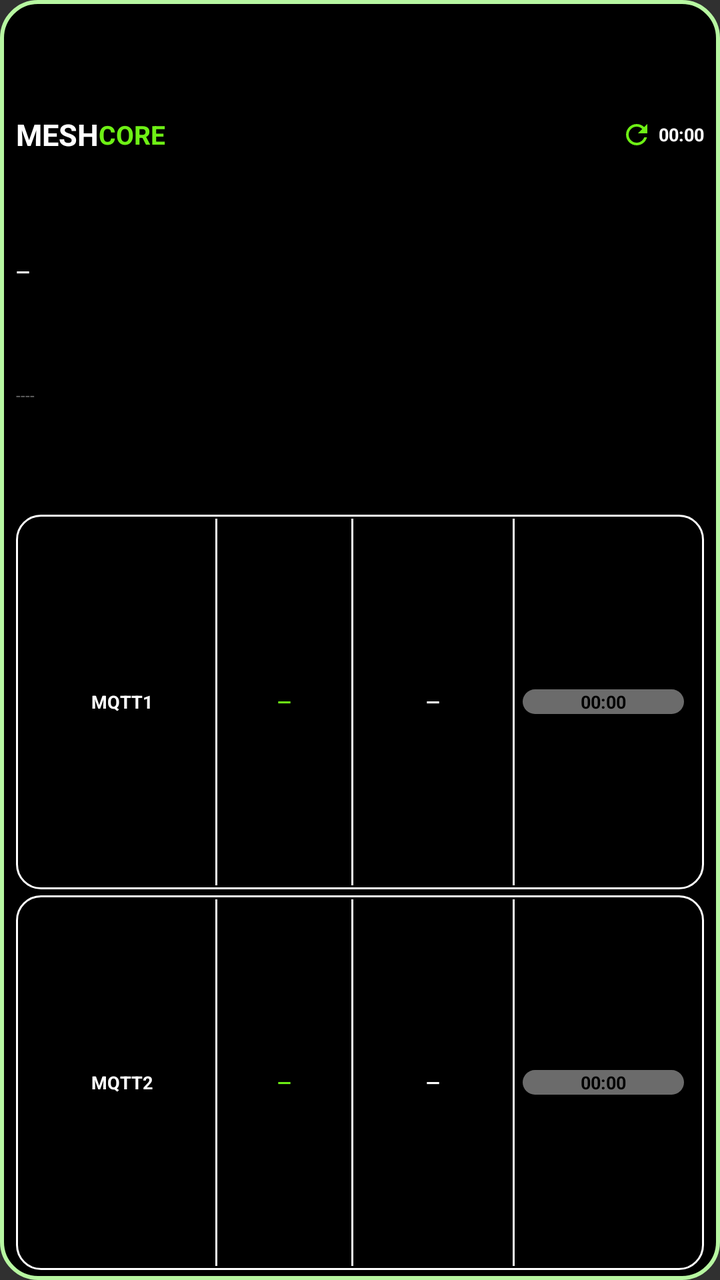
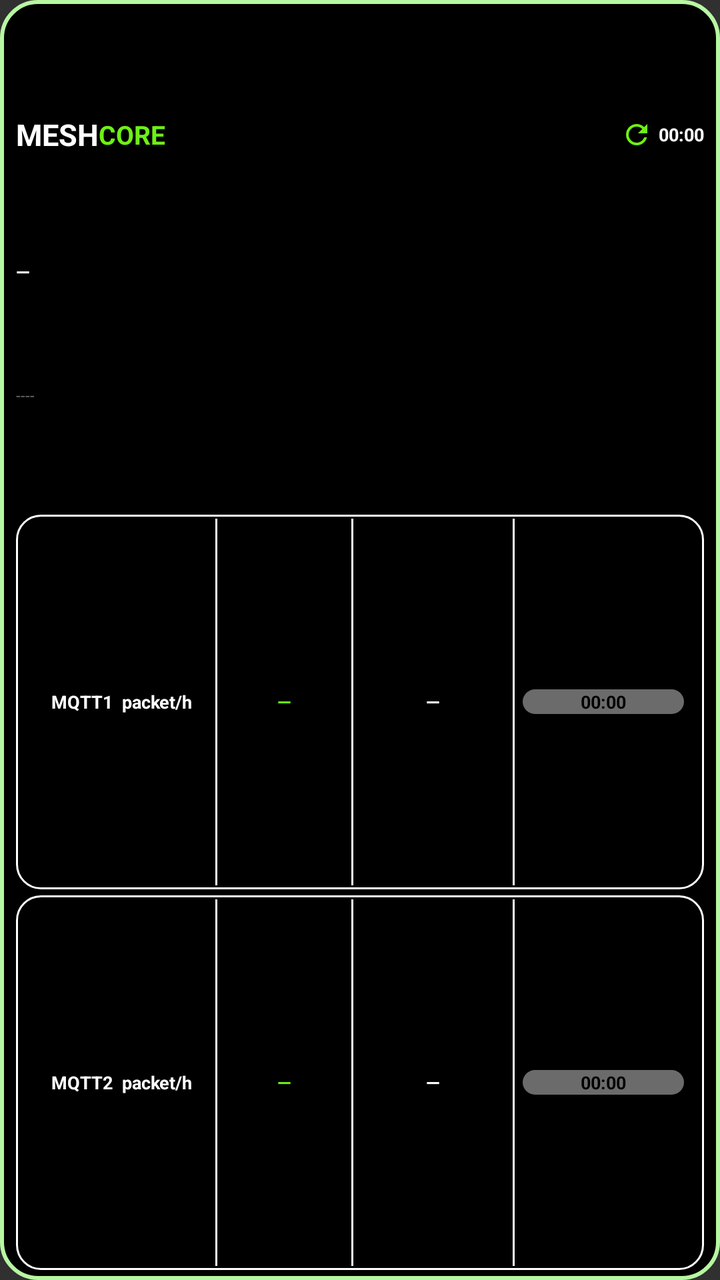

Before-and-after screenshots of an Android layout around one commit, followed by the original layout XML and the change that was made.
<!-- AndroidManifest.xml: application theme android:Theme.Material.NoActionBar -->
<!-- res/layout/widget_observer_compact.xml -->
<?xml version="1.0" encoding="utf-8"?>
<LinearLayout xmlns:android="http://schemas.android.com/apk/res/android"
    android:id="@+id/widget_root"
    android:layout_width="match_parent"
    android:layout_height="match_parent"
    android:orientation="vertical"
    android:paddingStart="8dp" android:paddingEnd="8dp" android:paddingTop="5dp" android:paddingBottom="5dp"
    android:background="@drawable/widget_bg">

    <LinearLayout android:layout_width="match_parent" android:layout_height="0dp" android:layout_weight="2"
        android:orientation="horizontal" android:gravity="center_vertical">
        <TextView android:layout_width="wrap_content" android:layout_height="wrap_content" android:text="MESH" android:textColor="#FFFFFF" android:textStyle="bold" android:textSize="15sp" android:maxLines="1"/>
        <TextView android:layout_width="wrap_content" android:layout_height="wrap_content" android:text="CORE" android:textColor="#6EF015" android:textStyle="bold" android:textSize="13sp" android:maxLines="1"/>
        <FrameLayout android:layout_width="0dp" android:layout_height="1dp" android:layout_weight="1"/>
        <ImageView android:id="@+id/refresh_icon" android:layout_width="16dp" android:layout_height="16dp" android:layout_marginStart="6dp"
            android:src="@drawable/ic_refresh" android:contentDescription="@null"/>
        <ProgressBar android:id="@+id/refresh_spinner" style="?android:attr/progressBarStyleSmall"
            android:layout_width="16dp" android:layout_height="16dp" android:indeterminate="true"
            android:indeterminateTint="#FFFF9500" android:visibility="gone"/>
        <Chronometer android:id="@+id/interval_text" android:layout_width="wrap_content" android:layout_height="wrap_content"
            android:layout_marginStart="3dp" android:textColor="#FFFFFF" android:textStyle="bold" android:textSize="9sp" android:maxLines="1" android:format="%02ds"/>
    </LinearLayout>

    <LinearLayout android:layout_width="match_parent" android:layout_height="0dp" android:layout_weight="2"
        android:orientation="vertical" android:gravity="center_vertical">
        <TextView android:id="@+id/obs_name" android:layout_width="match_parent" android:layout_height="0dp" android:layout_weight="1"
            android:text="—" android:textColor="#FFFFFF" android:textStyle="bold" android:textSize="9sp" android:maxLines="1" android:ellipsize="end"/>
        <TextView android:id="@+id/obs_hash" android:layout_width="match_parent" android:layout_height="0dp" android:layout_weight="1"
            android:text="----" android:textColor="#6B6B6B" android:textSize="8sp" android:maxLines="1" android:ellipsize="end"/>
    </LinearLayout>

    <LinearLayout android:layout_width="match_parent" android:layout_height="0dp" android:layout_weight="3"
        android:layout_marginTop="3dp" android:orientation="horizontal" android:gravity="center_vertical"
        android:background="@drawable/card_outline" android:paddingStart="6dp" android:paddingEnd="6dp" android:paddingTop="2dp" android:paddingBottom="2dp">
        <LinearLayout android:layout_width="0dp" android:layout_height="wrap_content" android:layout_weight="3.5" android:orientation="vertical">
            <TextView android:layout_width="match_parent" android:layout_height="wrap_content" android:id="@+id/m1_title" android:text="MQTT1" android:textColor="#FFFFFF" android:textStyle="bold" android:gravity="center" android:textSize="9sp" android:maxLines="1"/>
        </LinearLayout>
        <FrameLayout android:layout_width="1dp" android:layout_height="match_parent" android:background="#FFFFFF"/>
        <TextView android:id="@+id/m1_hour" android:layout_width="0dp" android:layout_height="wrap_content" android:layout_weight="2.5" android:gravity="center" android:text="—" android:textColor="#6EF015" android:textStyle="bold" android:textSize="9sp" android:maxLines="1" android:autoSizeTextType="uniform" android:autoSizeMinTextSize="5sp" android:autoSizeMaxTextSize="9sp" android:autoSizeStepGranularity="1sp"/>
        <LinearLayout android:id="@+id/m1_total_col" android:layout_width="0dp" android:layout_height="match_parent" android:layout_weight="3" android:orientation="horizontal" android:gravity="center_vertical">
            <FrameLayout android:layout_width="1dp" android:layout_height="match_parent" android:background="#FFFFFF"/>
            <TextView android:id="@+id/m1_total" android:layout_width="0dp" android:layout_height="wrap_content" android:layout_weight="1" android:gravity="center" android:text="—" android:textColor="#FFFFFF" android:textStyle="bold" android:textSize="9sp" android:maxLines="1" android:autoSizeTextType="uniform" android:autoSizeMinTextSize="5sp" android:autoSizeMaxTextSize="9sp" android:autoSizeStepGranularity="1sp"/>
        </LinearLayout>
        <FrameLayout android:layout_width="1dp" android:layout_height="match_parent" android:background="#FFFFFF"/>
        <Chronometer android:id="@+id/m1_last" android:layout_width="0dp" android:layout_height="wrap_content" android:layout_weight="3" android:layout_marginStart="4dp" android:layout_marginEnd="4dp" android:gravity="center" android:background="@drawable/pill_gray" android:text="—" android:textColor="#000000" android:textStyle="bold" android:textSize="9sp" android:maxLines="1" android:autoSizeTextType="uniform" android:autoSizeMinTextSize="7sp" android:autoSizeMaxTextSize="9sp" android:autoSizeStepGranularity="1sp" android:format="%s" />
    </LinearLayout>

    <LinearLayout android:layout_width="match_parent" android:layout_height="0dp" android:layout_weight="3"
        android:layout_marginTop="3dp" android:orientation="horizontal" android:gravity="center_vertical"
        android:background="@drawable/card_outline" android:paddingStart="6dp" android:paddingEnd="6dp" android:paddingTop="2dp" android:paddingBottom="2dp">
        <LinearLayout android:layout_width="0dp" android:layout_height="wrap_content" android:layout_weight="3.5" android:orientation="vertical">
            <TextView android:layout_width="match_parent" android:layout_height="wrap_content" android:id="@+id/m2_title" android:text="MQTT2" android:textColor="#FFFFFF" android:textStyle="bold" android:gravity="center" android:textSize="9sp" android:maxLines="1" android:autoSizeTextType="uniform" android:autoSizeMinTextSize="7sp" android:autoSizeMaxTextSize="9sp" android:autoSizeStepGranularity="1sp"/>
        </LinearLayout>
        <FrameLayout android:layout_width="1dp" android:layout_height="match_parent" android:background="#FFFFFF"/>
        <TextView android:id="@+id/m2_hour" android:layout_width="0dp" android:layout_height="wrap_content" android:layout_weight="2.5" android:gravity="center" android:text="—" android:textColor="#6EF015" android:textStyle="bold" android:textSize="9sp" android:maxLines="1" android:autoSizeTextType="uniform" android:autoSizeMinTextSize="5sp" android:autoSizeMaxTextSize="9sp" android:autoSizeStepGranularity="1sp"/>
        <LinearLayout android:id="@+id/m2_total_col" android:layout_width="0dp" android:layout_height="match_parent" android:layout_weight="3" android:orientation="horizontal" android:gravity="center_vertical">
            <FrameLayout android:layout_width="1dp" android:layout_height="match_parent" android:background="#FFFFFF"/>
            <TextView android:id="@+id/m2_total" android:layout_width="0dp" android:layout_height="wrap_content" android:layout_weight="1" android:gravity="center" android:text="—" android:textColor="#FFFFFF" android:textStyle="bold" android:textSize="9sp" android:maxLines="1" android:autoSizeTextType="uniform" android:autoSizeMinTextSize="5sp" android:autoSizeMaxTextSize="9sp" android:autoSizeStepGranularity="1sp"/>
        </LinearLayout>
        <FrameLayout android:layout_width="1dp" android:layout_height="match_parent" android:background="#FFFFFF"/>
        <Chronometer android:id="@+id/m2_last" android:layout_width="0dp" android:layout_height="wrap_content" android:layout_weight="3" android:layout_marginStart="4dp" android:layout_marginEnd="4dp" android:gravity="center" android:background="@drawable/pill_gray" android:text="—" android:textColor="#000000" android:textStyle="bold" android:textSize="9sp" android:maxLines="1" android:autoSizeTextType="uniform" android:autoSizeMinTextSize="7sp" android:autoSizeMaxTextSize="9sp" android:autoSizeStepGranularity="1sp" android:format="%s" />
    </LinearLayout>
</LinearLayout>
<!-- resources referenced by this layout -->
<resources>
  <!-- drawable card_outline (drawable) -->
  <?xml version="1.0" encoding="utf-8"?>
  <shape xmlns:android="http://schemas.android.com/apk/res/android" android:shape="rectangle">
      <solid android:color="#000000"/>
      <stroke android:width="1dp" android:color="#FFFFFF"/>
      <corners android:radius="12dp"/>
  </shape>
  <!-- drawable ic_refresh (drawable) -->
  <?xml version="1.0" encoding="utf-8"?>
  <vector xmlns:android="http://schemas.android.com/apk/res/android" android:width="24dp" android:height="24dp" android:viewportWidth="24" android:viewportHeight="24">
      <path android:fillColor="#6EF015" android:pathData="M17.65,6.35C16.2,4.9 14.21,4 12,4c-4.42,0 -7.99,3.58 -7.99,8s3.57,8 7.99,8c3.73,0 6.84,-2.55 7.73,-6h-2.08c-0.82,2.33 -3.04,4 -5.65,4 -3.31,0 -6,-2.69 -6,-6s2.69,-6 6,-6c1.66,0 3.14,0.69 4.22,1.78L13,11h7V4l-2.35,2.35z"/>
  </vector>
  <!-- drawable pill_gray (drawable) -->
  <?xml version="1.0" encoding="utf-8"?>
  <shape xmlns:android="http://schemas.android.com/apk/res/android" android:shape="rectangle">
      <solid android:color="#6B6B6B"/>
      <corners android:radius="11dp"/>
  </shape>
  <!-- drawable widget_bg (drawable) -->
  <?xml version="1.0" encoding="utf-8"?>
  <shape xmlns:android="http://schemas.android.com/apk/res/android" android:shape="rectangle">
      <solid android:color="#000000"/>
      <stroke android:width="2dp" android:color="#B7F7A1"/>
      <corners android:radius="18dp"/>
  </shape>
</resources>

<!-- the commit's change to res/layout/widget_observer_compact.xml (unified diff, before → after) -->
@@ -33,7 +33,7 @@
         android:layout_marginTop="3dp" android:orientation="horizontal" android:gravity="center_vertical"
         android:background="@drawable/card_outline" android:paddingStart="6dp" android:paddingEnd="6dp" android:paddingTop="2dp" android:paddingBottom="2dp">
         <LinearLayout android:layout_width="0dp" android:layout_height="wrap_content" android:layout_weight="3.5" android:orientation="vertical">
-            <TextView android:layout_width="match_parent" android:layout_height="wrap_content" android:id="@+id/m1_title" android:text="MQTT1" android:textColor="#FFFFFF" android:textStyle="bold" android:gravity="center" android:textSize="9sp" android:maxLines="1"/>
+            <TextView android:layout_width="match_parent" android:layout_height="wrap_content" android:id="@+id/m1_title" android:text="MQTT1  packet/h" android:textColor="#FFFFFF" android:textStyle="bold" android:gravity="center" android:textSize="9sp" android:maxLines="1"/>
         </LinearLayout>
         <FrameLayout android:layout_width="1dp" android:layout_height="match_parent" android:background="#FFFFFF"/>
         <TextView android:id="@+id/m1_hour" android:layout_width="0dp" android:layout_height="wrap_content" android:layout_weight="2.5" android:gravity="center" android:text="—" android:textColor="#6EF015" android:textStyle="bold" android:textSize="9sp" android:maxLines="1" android:autoSizeTextType="uniform" android:autoSizeMinTextSize="5sp" android:autoSizeMaxTextSize="9sp" android:autoSizeStepGranularity="1sp"/>
@@ -49,7 +49,7 @@
         android:layout_marginTop="3dp" android:orientation="horizontal" android:gravity="center_vertical"
         android:background="@drawable/card_outline" android:paddingStart="6dp" android:paddingEnd="6dp" android:paddingTop="2dp" android:paddingBottom="2dp">
         <LinearLayout android:layout_width="0dp" android:layout_height="wrap_content" android:layout_weight="3.5" android:orientation="vertical">
-            <TextView android:layout_width="match_parent" android:layout_height="wrap_content" android:id="@+id/m2_title" android:text="MQTT2" android:textColor="#FFFFFF" android:textStyle="bold" android:gravity="center" android:textSize="9sp" android:maxLines="1" android:autoSizeTextType="uniform" android:autoSizeMinTextSize="7sp" android:autoSizeMaxTextSize="9sp" android:autoSizeStepGranularity="1sp"/>
+            <TextView android:layout_width="match_parent" android:layout_height="wrap_content" android:id="@+id/m2_title" android:text="MQTT2  packet/h" android:textColor="#FFFFFF" android:textStyle="bold" android:gravity="center" android:textSize="9sp" android:maxLines="1" android:autoSizeTextType="uniform" android:autoSizeMinTextSize="7sp" android:autoSizeMaxTextSize="9sp" android:autoSizeStepGranularity="1sp"/>
         </LinearLayout>
         <FrameLayout android:layout_width="1dp" android:layout_height="match_parent" android:background="#FFFFFF"/>
         <TextView android:id="@+id/m2_hour" android:layout_width="0dp" android:layout_height="wrap_content" android:layout_weight="2.5" android:gravity="center" android:text="—" android:textColor="#6EF015" android:textStyle="bold" android:textSize="9sp" android:maxLines="1" android:autoSizeTextType="uniform" android:autoSizeMinTextSize="5sp" android:autoSizeMaxTextSize="9sp" android:autoSizeStepGranularity="1sp"/>
